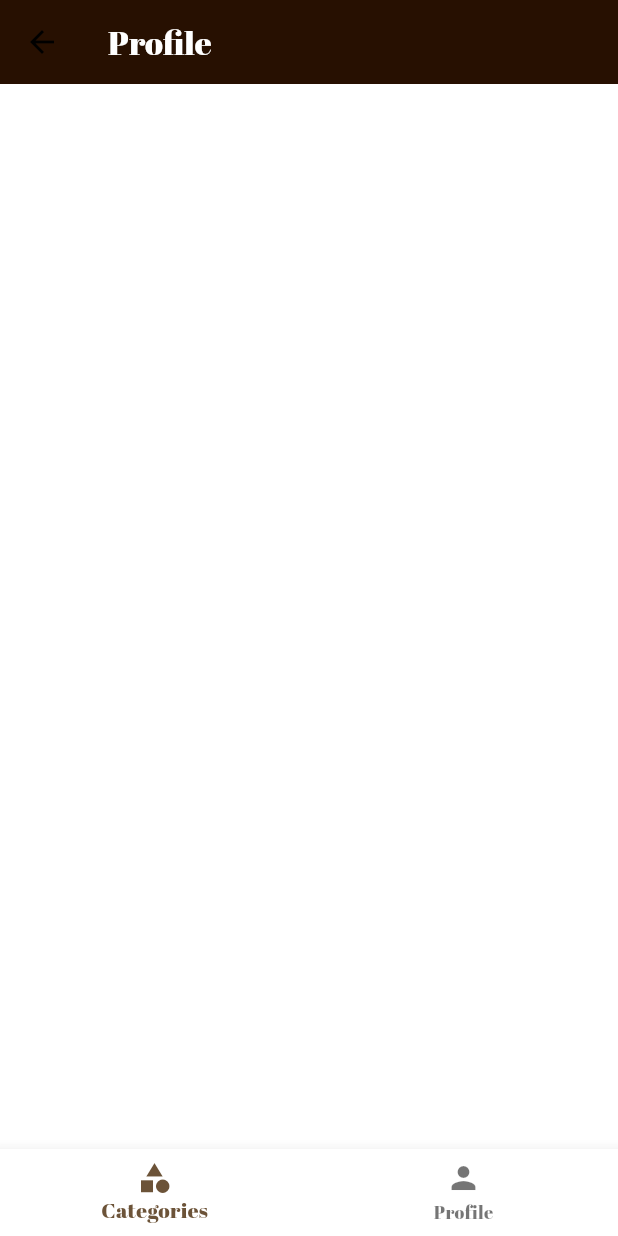
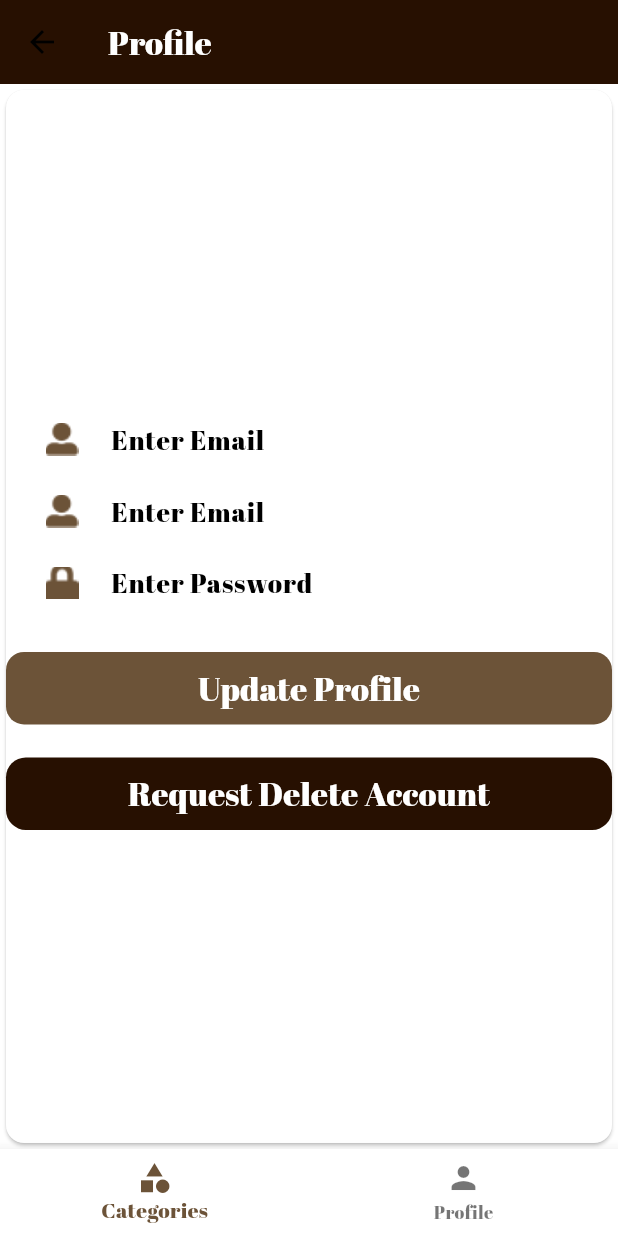
Before and after one commit to MahmoudMagdyEllawatty/nile_training, a Flutter app: the HomePage screen opened by its route, item 2 of the bottom bar chosen, on a phone screen of 412 x 824 dp. Run offline on Flutter 3.47's test engine with Material 3 defaults, Android fonts, the phone set to English and light mode, and no system bars; our stand-ins replace cached_network_image, flutter_svg, flutter_svg_provider, fluttertoast, shared_preferences, webview_flutter; missing offline and left inert: flutter_windowmanager, vimeo_player_flutter, vimeo_video_player, webview_flutter_android, webview_flutter_wkwebview; accounts and stored records are empty; network calls fail; statements that could not run were skipped; project files that could hold a hidden picture were left out.

Commit message:
#ios_version

```diff
--- a/lib/core/utils/Constants.dart
+++ b/lib/core/utils/Constants.dart
@@ -1,5 +1,6 @@
 
 import 'package:nile_training/models/Course.dart';
+import 'package:nile_training/models/Student.dart';
 import 'package:nile_training/models/Video.dart';
 
 import '../../models/Category.dart';
@@ -7,7 +8,7 @@ import '../../models/Category.dart';
 class Constants{
   static String BASE_URL = 'https://admin.nilefortraining.com/api/';
 
-  static var user;
+  static Student user = Student.empty();
   static Category category = Category.empty();
   static Course course = Course.empty();
 
--- a/lib/main.dart
+++ b/lib/main.dart
@@ -6,13 +6,17 @@ import 'package:nile_training/routes/app_routes.dart';
 import 'package:nile_training/theme/theme_helper.dart';
 import 'core/app_export.dart';
 import 'core/utils/size_utils.dart';
+import 'dart:io' show Platform;
 
 var globalMessengerKey = GlobalKey<ScaffoldMessengerState>();
 void main() async{
   WidgetsFlutterBinding.ensureInitialized();
   SystemChrome.setPreferredOrientations([DeviceOrientation.portraitUp]);
   ThemeHelper().changeTheme('primary');
-  await FlutterWindowManager.addFlags(FlutterWindowManager.FLAG_SECURE);
+
+  if(Platform.isAndroid)
+    await FlutterWindowManager.addFlags(FlutterWindowManager.FLAG_SECURE);
+
   runApp(MyApp());
 }
 
--- a/lib/presentation/home/home.dart
+++ b/lib/presentation/home/home.dart
@@ -1,4 +1,5 @@
 import 'package:flutter/material.dart';
+import 'package:nile_training/presentation/profile/profile.dart';
 
 import '../../theme/theme_helper.dart';
 import 'CategoriesPage.dart';
@@ -36,7 +37,7 @@ class _MyHomePageState extends State<HomePage> {
         index: currentIndex,
         children: [
           CategoriesPage(),
-          CategoriesPage()
+          ProfilePage()
         ],
       ),
       bottomNavigationBar: BottomNavigationBar(
--- /dev/null
+++ b/lib/presentation/profile/profile.dart
@@ -0,0 +1,167 @@
+
+
+import 'package:flutter/cupertino.dart';
+import 'package:flutter/material.dart';
+import 'package:fluttertoast/fluttertoast.dart';
+import 'package:nile_training/core/app_export.dart';
+import 'package:nile_training/core/utils/Constants.dart';
+import 'package:nile_training/theme/custom_button_style.dart';
+import 'package:nile_training/widgets/custom_elevated_button.dart';
+
+import '../../theme/theme_helper.dart';
+import '../../widgets/custom_text_form_field.dart';
+
+class ProfilePage extends StatefulWidget{
+  @override
+  State<StatefulWidget> createState() {
+    return ProfileState();
+  }
+
+}
+
+class ProfileState extends State<ProfilePage>{
+
+  TextEditingController nameController = TextEditingController();
+  TextEditingController emailController = TextEditingController();
+  TextEditingController passwordController = TextEditingController();
+
+
+  @override
+  void initState() {
+    // TODO: implement initState
+    super.initState();
+    setState(() {
+      nameController.text = Constants.user.name;
+      emailController.text = Constants.user.email;
+    });
+  }
+
+  @override
+  Widget build(BuildContext context) {
+    return Scaffold(
+
+      body: Container(
+          child: Card(
+            child: Column(
+              mainAxisAlignment: MainAxisAlignment.center,
+              children: [
+                _buildName(context),
+                _buildEmail(context),
+                _buildPassword(context),
+                _buildUpdateProfile(context),
+                _buildDeleteAccount(context)
+              ],
+            ),
+          ),
+      ),
+    );
+  }
+
+
+  Widget _buildEmail(BuildContext context){
+    return Padding(
+      padding: EdgeInsets.only(left: 10.h),
+      child: CustomTextFormField(
+        controller: emailController,
+        prefix: Container(
+          margin: EdgeInsets.fromLTRB(14.h, 0.h, 16.h, 0.h),
+          child: CustomImageView(
+            imagePath: ImageConstant.imgBag,
+            height: 20.h,
+            width: 20.h,
+          ),
+        ),
+        prfixConstrains: BoxConstraints(
+            maxHeight: 20.h
+        ),
+        contentPadding: EdgeInsets.fromLTRB(14.h, 10.h, 12.h, 10.h),
+        hintText: "Enter Email",
+        textInputType: TextInputType.emailAddress,
+      ),
+
+    );
+  }
+
+
+  Widget _buildName(BuildContext context){
+    return Padding(
+      padding: EdgeInsets.only(left: 10.h),
+      child: CustomTextFormField(
+        controller: nameController,
+        prefix: Container(
+          margin: EdgeInsets.fromLTRB(14.h, 0.h, 16.h, 0.h),
+          child: CustomImageView(
+            imagePath: ImageConstant.imgBag,
+            height: 20.h,
+            width: 20.h,
+          ),
+        ),
+        prfixConstrains: BoxConstraints(
+            maxHeight: 20.h
+        ),
+        contentPadding: EdgeInsets.fromLTRB(14.h, 10.h, 12.h, 10.h),
+        hintText: "Enter Email",
+        textInputType: TextInputType.emailAddress,
+      ),
+
+    );
+  }
+
+
+  Widget _buildPassword(BuildContext context){
+    return Padding(
+        padding: EdgeInsets.only(left: 10.h),
+        child: CustomTextFormField(
+          controller: passwordController,
+          prefix: Container(
+            margin: EdgeInsets.fromLTRB(14.h, 0.h, 16.h, 0.h),
+            child: CustomImageView(
+              imagePath: ImageConstant.imgLock,
+              height: 20.h,
+              width: 20.h,
+            ),
+          ),
+          prfixConstrains: BoxConstraints(
+              maxHeight: 20.h
+          ),
+          contentPadding: EdgeInsets.fromLTRB(14.h, 10.h, 12.h, 10.h),
+          hintText: 'Enter Password',
+          textInputType: TextInputType.text,
+          obscuringCharacter: '*',
+          obscureText: true,
+
+        ),
+    );
+  }
+
+
+  Widget _buildUpdateProfile(BuildContext context){
+    return Container(
+      margin: EdgeInsets.only(top: 20.h),
+      child: CustomElevatedButton(
+        text: "Update Profile",
+        onPressed: () => {
+
+        },),
+    );
+  }
+
+  Widget _buildDeleteAccount(BuildContext context){
+    return Container(
+      margin: EdgeInsets.only(top: 20.h),
+      child: CustomElevatedButton(
+        buttonStyle: CustomButtonStyles.fillOnPrimary,
+        text: "Request Delete Account",
+        onPressed: () => {
+            Fluttertoast.showToast(msg: "We received your request.Delete account may take up to 3 days",
+                toastLength: Toast.LENGTH_LONG,
+                gravity: ToastGravity.BOTTOM,
+                timeInSecForIosWeb: 1,
+                backgroundColor: Colors.green,
+                textColor: Colors.white,
+                fontSize: 14.0)
+        },),
+    );
+  }
+
+}
--- a/lib/theme/custom_button_style.dart
+++ b/lib/theme/custom_button_style.dart
@@ -15,6 +15,15 @@ class CustomButtonStyles{
   );
 
 
+  static ButtonStyle get fillOnError => ElevatedButton.styleFrom(
+      backgroundColor: theme.colorScheme.onError,
+      shape: RoundedRectangleBorder(
+          borderRadius: BorderRadius.circular(12.h)
+      ),
+      elevation: 0
+  );
+
+
   static ButtonStyle get none => ButtonStyle(
      backgroundColor: MaterialStateProperty.all<Color>(Colors.transparent),
     elevation: MaterialStateProperty.all<double>(0),
--- a/lib/theme/theme_helper.dart
+++ b/lib/theme/theme_helper.dart
@@ -90,7 +90,8 @@ class ColorSchemes {
   static final lightCodeColorScheme = ColorScheme.light(
     primary: Color(0xFF6c5338),
     onPrimary: Color(0xFF271001),
-    onPrimaryContainer: Color(0xFF9A8351)
+    onPrimaryContainer: Color(0xFF9A8351),
+    onError: Color(0xFF0404)
   );
 }
 
--- a/pubspec.yaml
+++ b/pubspec.yaml
@@ -63,10 +63,15 @@ dev_dependencies:
   # package. See that file for information about deactivating specific lint
   # rules and activating additional ones.
   flutter_lints: ^2.0.0
+  flutter_launcher_icons: ^0.13.1
 
 # For information on the generic Dart part of this file, see the
 # following page: https://dart.dev/tools/pub/pubspec
 
+flutter_launcher_icons:
+  andriod: "launcher_icon"
+  ios: true
+  image_path: "assets/images/img_nile_logo_1.png"
 # The following section is specific to Flutter packages.
 flutter:
 
```
Also changed, not shown: lib/presentation/login/login.dart (+14 -7 lines), pubspec.lock, 34 other files.
